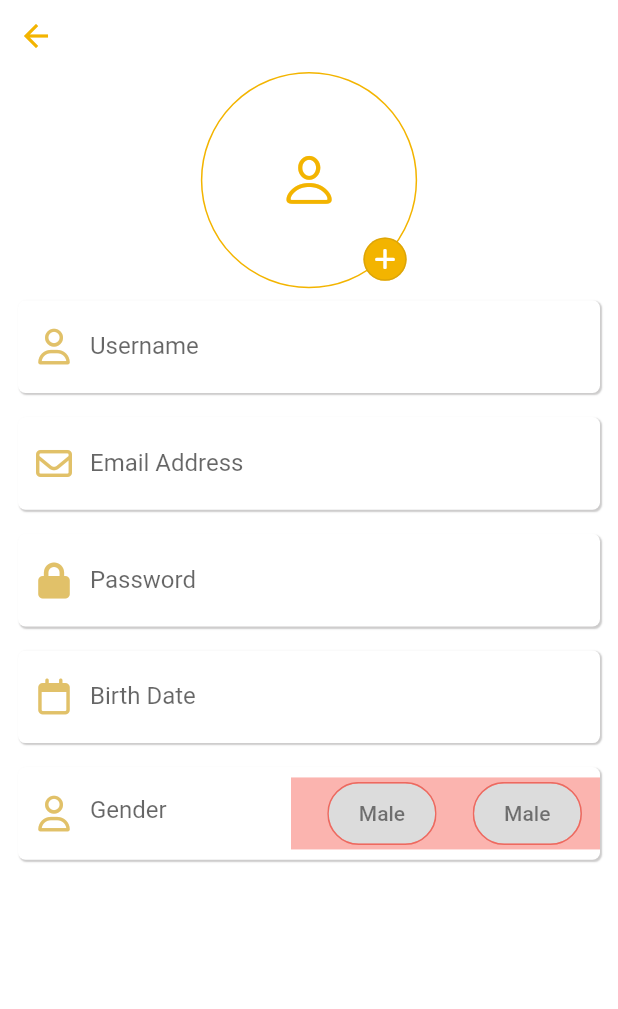
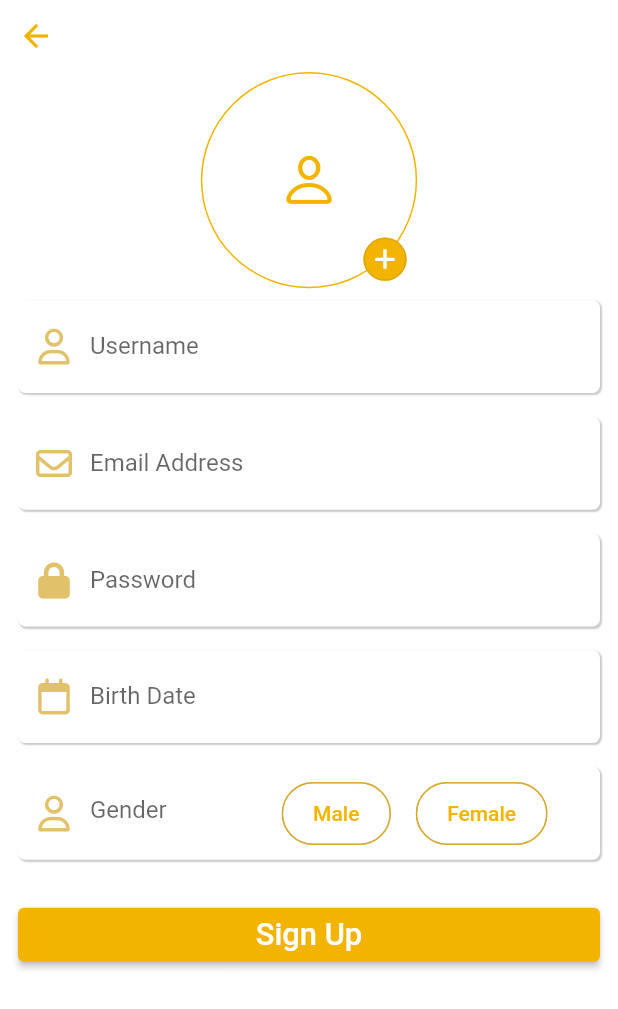
Before and after one commit to Ismail-Hagg/cineverse, a Flutter app: the screen it shows after launch, after a tap on an icon or button, on a phone screen of 412 x 824 dp. Shown: the top 1009 px of the screen. Run offline on Flutter 3.47's test engine with Material 2 defaults, Android fonts, the phone set to English and light mode, and no system bars; our stand-ins replace adaptive_dialog, cloud_firestore, file_picker, firebase_auth, firebase_core, font_awesome_flutter and 5 more; missing offline and left inert: phone_number; accounts and stored records are empty.

```diff
--- a/lib/pages/home_page/home_phone.dart
+++ b/lib/pages/home_page/home_phone.dart
@@ -11,8 +11,7 @@ class HomePhone extends StatelessWidget {
       body: Center(
         child: GestureDetector(
             onTap: () => Get.find<AuthController>().signOut(),
-            child: Text(
-                'Phone View ${MediaQuery.of(context).size.width} ${Get.find<AuthController>().userModel.isError}')),
+            child: Text(' ${Get.find<AuthController>().userModel.toMap()}')),
       ),
     );
   }
--- a/lib/pages/info_page/info_phone.dart
+++ b/lib/pages/info_page/info_phone.dart
@@ -1,5 +1,4 @@
 import 'package:cineverse/controllers/auth_controller.dart';
-import 'package:cineverse/utils/constants.dart';
 import 'package:cineverse/utils/enums.dart';
 import 'package:cineverse/widgets/avatar_widget.dart';
 import 'package:cineverse/widgets/custom_text.dart';
@@ -132,7 +131,7 @@ class InfoPhone extends StatelessWidget {
                                   as TextEditingController,
                           leadingIcon: const Icon(FontAwesomeIcons.user),
                           obscure: false,
-                          type: TextInputType.emailAddress,
+                          type: TextInputType.text,
                           isSelected:
                               controller.flips[FieldType.signupUser] as bool,
                         ),
@@ -236,22 +235,29 @@ class InfoPhone extends StatelessWidget {
                           hintNoLable: 'gender'.tr,
                           leadingIcon: const Icon(FontAwesomeIcons.user),
                           obscure: false,
-                          isSelected:
-                              controller.flips[FieldType.signupPass] as bool,
+                          isSelected: false,
                           readOnly: true,
-                          suffex: Container(
-                            color: Colors.red.withOpacity(0.4),
-                            width: width * 0.5,
+                          suffex: SizedBox(
+                            width: width * 0.6,
                             child: Row(
-                              mainAxisAlignment: MainAxisAlignment.end,
+                              mainAxisAlignment: MainAxisAlignment.center,
                               children: [
                                 Padding(
-                                  padding: const EdgeInsets.symmetric(
-                                      horizontal: 12.0),
+                                  padding: EdgeInsets.symmetric(
+                                      horizontal: width * 0.02),
                                   child: GestureDetector(
-                                    onTap: () => {},
-                                    // build.setGender(gender: Gender.male),
+                                    onTap: () =>
+                                        control.setGender(gender: Gender.male),
                                     child: Chip(
+                                      backgroundColor:
+                                          control.userModel.gender ==
+                                                  Gender.male
+                                              ? Theme.of(context)
+                                                  .colorScheme
+                                                  .primary
+                                              : Theme.of(context)
+                                                  .colorScheme
+                                                  .background,
                                       shadowColor:
                                           Theme.of(context).colorScheme.shadow,
                                       elevation: control.userModel.gender ==
@@ -261,45 +267,68 @@ class InfoPhone extends StatelessWidget {
                                       side: BorderSide(
                                           color: control.userModel.gender ==
                                                   Gender.male
-                                              ? Colors.red
-                                              : Colors.red.withOpacity(0.5)),
+                                              ? Theme.of(context)
+                                                  .colorScheme
+                                                  .primary
+                                              : Theme.of(context)
+                                                  .colorScheme
+                                                  .secondary),
                                       padding: const EdgeInsets.all(12.0),
                                       label: CustomText(
-                                        text: 'male'.tr,
-                                        color: control.userModel.gender ==
-                                                Gender.male
-                                            ? blackColor
-                                            : blackColor.withOpacity(0.5),
-                                      ),
+                                          text: 'male'.tr,
+                                          color: control.userModel.gender ==
+                                                  Gender.male
+                                              ? Theme.of(context)
+                                                  .colorScheme
+                                                  .background
+                                              : Theme.of(context)
+                                                  .colorScheme
+                                                  .primary),
                                     ),
                                   ),
                                 ),
                                 Padding(
-                                  padding: const EdgeInsets.symmetric(
-                                      horizontal: 12.0),
+                                  padding: EdgeInsets.symmetric(
+                                      horizontal: width * 0.02),
                                   child: GestureDetector(
-                                    onTap: () => {},
-                                    // build.setGender(gender: Gender.male),
+                                    onTap: () => control.setGender(
+                                        gender: Gender.female),
                                     child: Chip(
+                                      backgroundColor:
+                                          control.userModel.gender ==
+                                                  Gender.female
+                                              ? Theme.of(context)
+                                                  .colorScheme
+                                                  .primary
+                                              : Theme.of(context)
+                                                  .colorScheme
+                                                  .background,
                                       shadowColor:
                                           Theme.of(context).colorScheme.shadow,
                                       elevation: control.userModel.gender ==
-                                              Gender.male
+                                              Gender.female
                                           ? 5
                                           : 0,
                                       side: BorderSide(
                                           color: control.userModel.gender ==
-                                                  Gender.male
-                                              ? Colors.red
-                                              : Colors.red.withOpacity(0.5)),
+                                                  Gender.female
+                                              ? Theme.of(context)
+                                                  .colorScheme
+                                                  .primary
+                                              : Theme.of(context)
+                                                  .colorScheme
+                                                  .secondary),
                                       padding: const EdgeInsets.all(12.0),
                                       label: CustomText(
-                                        text: 'male'.tr,
-                                        color: control.userModel.gender ==
-                                                Gender.male
-                                            ? blackColor
-                                            : blackColor.withOpacity(0.5),
-                                      ),
+                                          text: 'female'.tr,
+                                          color: control.userModel.gender ==
+                                                  Gender.female
+                                              ? Theme.of(context)
+                                                  .colorScheme
+                                                  .background
+                                              : Theme.of(context)
+                                                  .colorScheme
+                                                  .primary),
                                     ),
                                   ),
                                 ),
@@ -307,7 +336,60 @@ class InfoPhone extends StatelessWidget {
                             ),
                           ),
                         ),
-                      )
+                      ),
+                      Padding(
+                        padding: const EdgeInsets.symmetric(
+                            horizontal: 12, vertical: 18),
+                        child: SizedBox(
+                          width: width,
+                          child: control.platform == TargetPlatform.android
+                              ? ElevatedButton(
+                                  style: ElevatedButton.styleFrom(
+                                      backgroundColor: Theme.of(context)
+                                          .colorScheme
+                                          .primary),
+                                  onPressed: () =>
+                                      control.afterInfo(context: context),
+                                  child: controller.loading
+                                      ? Padding(
+                                          padding: const EdgeInsets.symmetric(
+                                              vertical: 4.0),
+                                          child: CircularProgressIndicator(
+                                            color: Theme.of(context)
+                                                .colorScheme
+                                                .background,
+                                          ),
+                                        )
+                                      : CustomText(
+                                          text: 'signup'.tr,
+                                          size: width * 0.05,
+                                          color: Theme.of(context)
+                                              .colorScheme
+                                              .background,
+                                        ),
+                                )
+                              : CupertinoButton(
+                                  padding: EdgeInsets.zero,
+                                  color: Theme.of(context).colorScheme.primary,
+                                  borderRadius: BorderRadius.circular(10.0),
+                                  child: control.loading
+                                      ? CupertinoActivityIndicator(
+                                          color: Theme.of(context)
+                                              .colorScheme
+                                              .background,
+                                        )
+                                      : CustomText(
+                                          text: 'signup'.tr,
+                                          size: width * 0.05,
+                                          color: Theme.of(context)
+                                              .colorScheme
+                                              .background,
+                                        ),
+                                  onPressed: () =>
+                                      control.afterInfo(context: context),
+                                ),
+                        ),
+                      ),
                     ],
                   ),
                 ),
--- a/lib/utils/translation.dart
+++ b/lib/utils/translation.dart
@@ -11,7 +11,7 @@ class Translation extends Translations {
           'or': 'or',
           'login': 'Login',
           'no_account': 'Don\'t have an account ? ',
-          'signup_now': 'Sign Up Now',
+          'signup': 'Sign Up',
           'firealready': 'Email Already Used',
           'firewrong': 'Wrong email/password combination',
           'fireuser': 'No user found with this email',
@@ -44,7 +44,7 @@ class Translation extends Translations {
           'or': 'او',
           'login': 'تسجيل الدخول',
           'no_account': ' ليس لديك حساب ؟',
-          'signup_now': 'انشئ حسابك الان',
+          'signup': 'انشئ حساب',
           'firealready': 'هذا البريد مستخدم بالفعل',
           'firewrong': 'البريد او كلمة المرور خاطئ',
           'fireuser': 'لايوجد مستخدم بهذا البريد',
```
Also changed, not shown: lib/controllers/auth_controller.dart (+193 -6 lines), lib/widgets/platform_button.dart (added).
